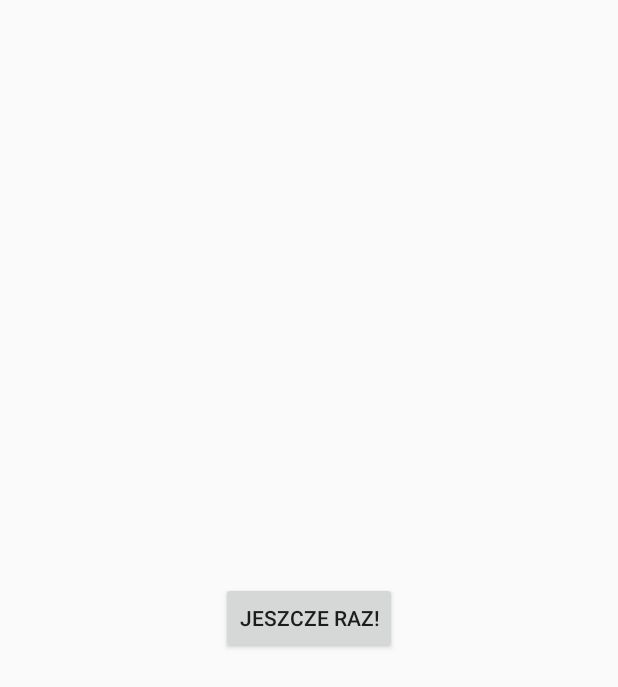
After one commit to jakubtomal/Kakofonix, an Android app: the layout activity_end_game.xml on its own in the app's theme, with its tools: preview values and no code run, on a phone screen of 412 x 824 dp. The commit adds this screen. Shown: the top 687 px of the screen. Run offline under Robolectric (Android 15) with nearby library versions, the phone set to English and light mode, and no system bars.

Commit message:
prawie ostatnia wersja

```diff
--- a/src/main/AndroidManifest.xml
+++ b/src/main/AndroidManifest.xml
@@ -9,7 +9,8 @@
         android:roundIcon="@mipmap/ic_launcher_round"
         android:supportsRtl="true"
         android:theme="@style/AppTheme">
-        <activity android:name=".GameLoopActivity"></activity>
+        <activity android:name=".EndGameActivity"></activity>
+        <activity android:name=".GameLoopActivity" />
         <activity
             android:name=".GameLoop"
             android:parentActivityName=".Menu">
--- a/src/main/java/com/example/kakofonix/DifficultySelectionActivity.java
+++ b/src/main/java/com/example/kakofonix/DifficultySelectionActivity.java
@@ -17,9 +17,6 @@ public class DifficultySelectionActivity extends AppCompatActivity {
         setContentView(R.layout.activity_difficult_selection);
     }
 
-    public void dupa(){
-
-    }
     public void ChooseDifficulty(View view)
     {
         Intent intent;
--- a/src/main/java/com/example/kakofonix/Menu.java
+++ b/src/main/java/com/example/kakofonix/Menu.java
@@ -8,6 +8,7 @@ import android.os.Bundle;
 import android.view.View;
 
 public class Menu extends AppCompatActivity {
+
 
     @Override
     protected void onCreate(Bundle savedInstanceState) {
@@ -21,10 +22,7 @@ public class Menu extends AppCompatActivity {
         //setSupportActionBar(myToolbar);
     }
 
-    public void dupa()
-    {
 
-    }
 
     public void ChooseButton(View view)
     {
--- /dev/null
+++ b/src/main/res/layout/activity_end_game.xml
@@ -0,0 +1,18 @@
+<?xml version="1.0" encoding="utf-8"?>
+<android.support.constraint.ConstraintLayout xmlns:android="http://schemas.android.com/apk/res/android"
+    xmlns:app="http://schemas.android.com/apk/res-auto"
+    xmlns:tools="http://schemas.android.com/tools"
+    android:layout_width="match_parent"
+    android:layout_height="match_parent"
+    tools:context=".EndGameActivity">
+
+    <Button
+        android:id="@+id/ReturnButton"
+        android:layout_width="wrap_content"
+        android:layout_height="wrap_content"
+        android:text="Jeszcze Raz!"
+        app:layout_constraintBottom_toBottomOf="parent"
+        app:layout_constraintEnd_toEndOf="parent"
+        app:layout_constraintStart_toStartOf="parent"
+        app:layout_constraintTop_toTopOf="parent" />
+</android.support.constraint.ConstraintLayout>
```
Also changed, not shown: src/main/java/com/example/kakofonix/Difficulty.java (+8 -0 lines), src/main/java/com/example/kakofonix/GameLoop.java (+23 -3 lines), src/main/java/com/example/kakofonix/GameLoopActivity.java (+19 -2 lines).
